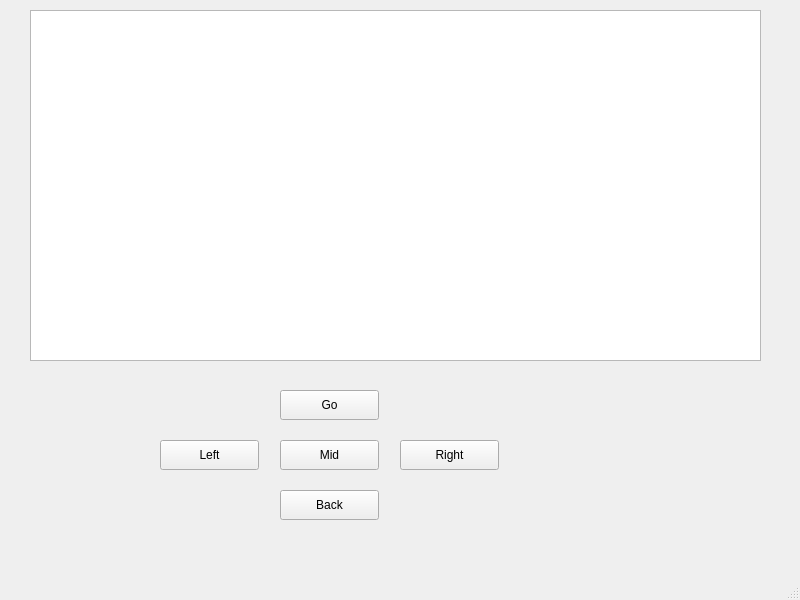
Above: final_project/hi.ui from koco0371/PyQt_GUI_Project before the change. Below: the same form after it.
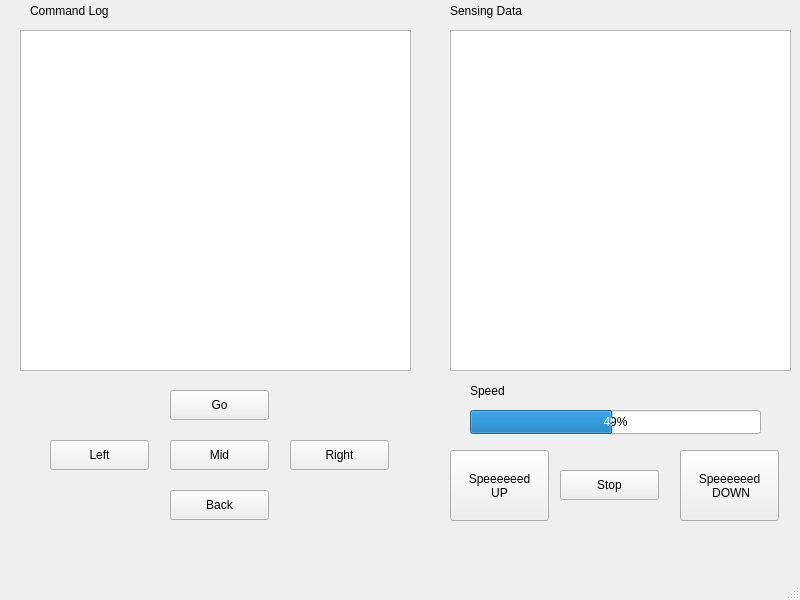
That is the form after the change.

```diff
--- a/final_project/hi.ui
+++ b/final_project/hi.ui
@@ -17,7 +17,7 @@
    <widget class="QPushButton" name="btn_go">
     <property name="geometry">
      <rect>
-      <x>280</x>
+      <x>170</x>
       <y>390</y>
       <width>99</width>
       <height>30</height>
@@ -30,7 +30,7 @@
    <widget class="QPushButton" name="btn_mid">
     <property name="geometry">
      <rect>
-      <x>280</x>
+      <x>170</x>
       <y>440</y>
       <width>99</width>
       <height>30</height>
@@ -43,7 +43,7 @@
    <widget class="QPushButton" name="btn_right">
     <property name="geometry">
      <rect>
-      <x>400</x>
+      <x>290</x>
       <y>440</y>
       <width>99</width>
       <height>30</height>
@@ -56,7 +56,7 @@
    <widget class="QPushButton" name="btn_left">
     <property name="geometry">
      <rect>
-      <x>160</x>
+      <x>50</x>
       <y>440</y>
       <width>99</width>
       <height>30</height>
@@ -69,7 +69,7 @@
    <widget class="QPushButton" name="btn_back">
     <property name="geometry">
      <rect>
-      <x>280</x>
+      <x>170</x>
       <y>490</y>
       <width>99</width>
       <height>30</height>
@@ -82,11 +82,117 @@
    <widget class="QPlainTextEdit" name="text">
     <property name="geometry">
      <rect>
+      <x>20</x>
+      <y>30</y>
+      <width>391</width>
+      <height>341</height>
+     </rect>
+    </property>
+   </widget>
+   <widget class="QLabel" name="label">
+    <property name="geometry">
+     <rect>
       <x>30</x>
-      <y>10</y>
-      <width>731</width>
-      <height>351</height>
+      <y>0</y>
+      <width>151</width>
+      <height>22</height>
      </rect>
+    </property>
+    <property name="text">
+     <string>Command Log</string>
+    </property>
+   </widget>
+   <widget class="QPlainTextEdit" name="text2">
+    <property name="geometry">
+     <rect>
+      <x>450</x>
+      <y>30</y>
+      <width>341</width>
+      <height>341</height>
+     </rect>
+    </property>
+   </widget>
+   <widget class="QLabel" name="label_2">
+    <property name="geometry">
+     <rect>
+      <x>450</x>
+      <y>0</y>
+      <width>151</width>
+      <height>22</height>
+     </rect>
+    </property>
+    <property name="text">
+     <string>Sensing Data</string>
+    </property>
+   </widget>
+   <widget class="QPushButton" name="btn_spdUp">
+    <property name="geometry">
+     <rect>
+      <x>450</x>
+      <y>450</y>
+      <width>99</width>
+      <height>71</height>
+     </rect>
+    </property>
+    <property name="text">
+     <string>Speeeeeed 
+UP</string>
+    </property>
+   </widget>
+   <widget class="QPushButton" name="btn_stop">
+    <property name="geometry">
+     <rect>
+      <x>560</x>
+      <y>470</y>
+      <width>99</width>
+      <height>30</height>
+     </rect>
+    </property>
+    <property name="text">
+     <string>Stop</string>
+    </property>
+   </widget>
+   <widget class="QPushButton" name="btn_spdDown">
+    <property name="geometry">
+     <rect>
+      <x>680</x>
+      <y>450</y>
+      <width>99</width>
+      <height>71</height>
+     </rect>
+    </property>
+    <property name="text">
+     <string>Speeeeeed 
+ DOWN</string>
+    </property>
+   </widget>
+   <widget class="QProgressBar" name="speedBar">
+    <property name="geometry">
+     <rect>
+      <x>470</x>
+      <y>410</y>
+      <width>291</width>
+      <height>24</height>
+     </rect>
+    </property>
+    <property name="maximum">
+     <number>255</number>
+    </property>
+    <property name="value">
+     <number>125</number>
+    </property>
+   </widget>
+   <widget class="QLabel" name="label_3">
+    <property name="geometry">
+     <rect>
+      <x>470</x>
+      <y>380</y>
+      <width>151</width>
+      <height>22</height>
+     </rect>
+    </property>
+    <property name="text">
+     <string>Speed</string>
     </property>
    </widget>
   </widget>
```
Left out of the diff: 137 changed lines with no effect on the pictures.
